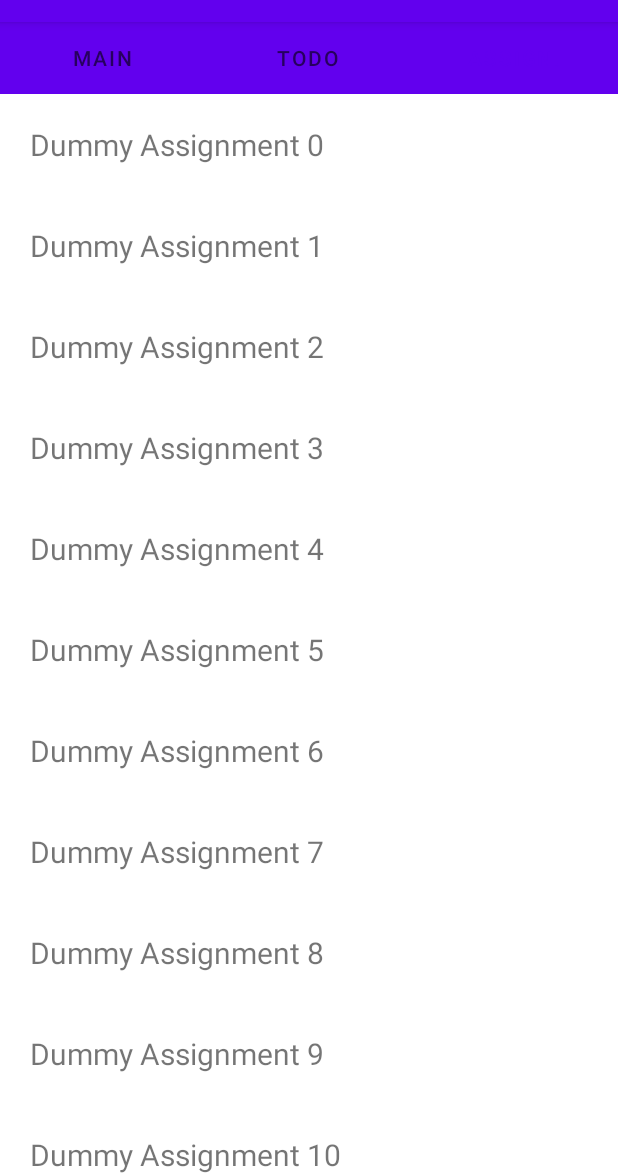
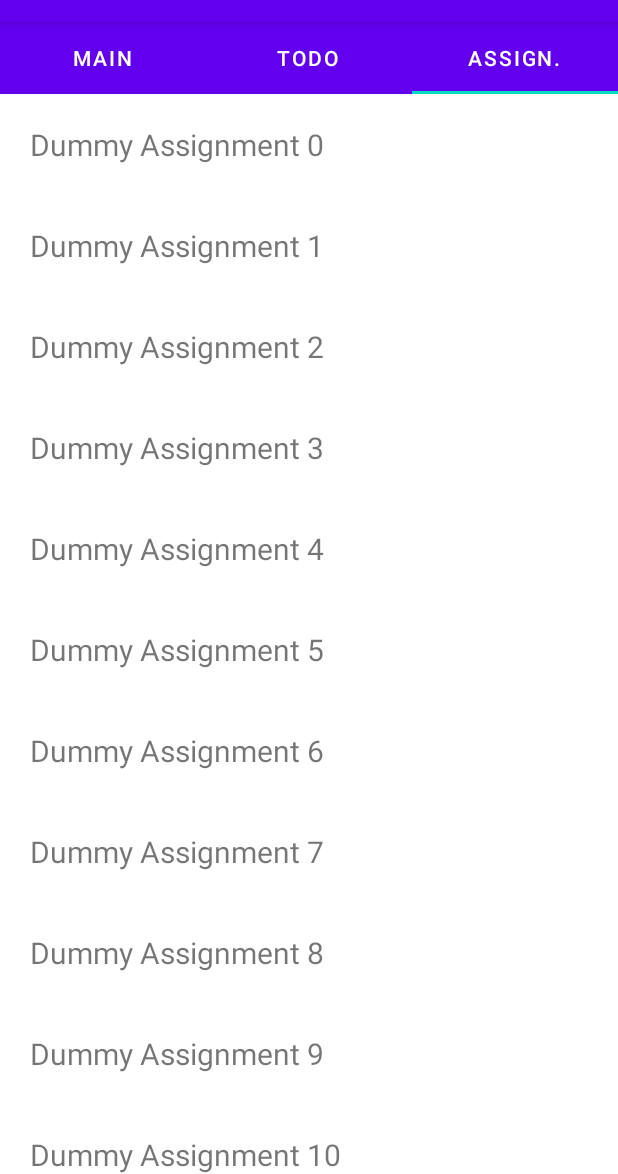
Before and after one commit to sw21-tug/Team_23, an Android app: the screen it shows after launch (MainTabbedActivity), tab 3 chosen, on a phone screen of 412 x 824 dp, the part 62-1236 px from its top. Run offline under Robolectric (Android 15) with nearby library versions, the phone set to English and light mode, and no system bars; 2 statements that could not run were skipped.

Commit message:
OnPoint-004 Minor color changes in tabs to make them readable [GM,SK]
Before this, the selected tab had the text with the same color
as the background, making it invisible, although rendered

```diff
--- a/app/src/main/res/layout/activity_maintabbed.xml
+++ b/app/src/main/res/layout/activity_maintabbed.xml
@@ -8,12 +8,13 @@
     tools:context=".MainTabbedActivity">
 
 
-
     <com.google.android.material.tabs.TabLayout
         android:id="@+id/tabs"
         android:layout_width="match_parent"
         android:layout_height="wrap_content"
-        android:background="?attr/colorPrimary" >
+        android:background="?attr/colorPrimary"
+        app:tabIndicatorColor="@color/teal_200"
+        app:tabTextColor="@color/white">
 
         <com.google.android.material.tabs.TabItem
             android:id="@+id/tabMain"
```
